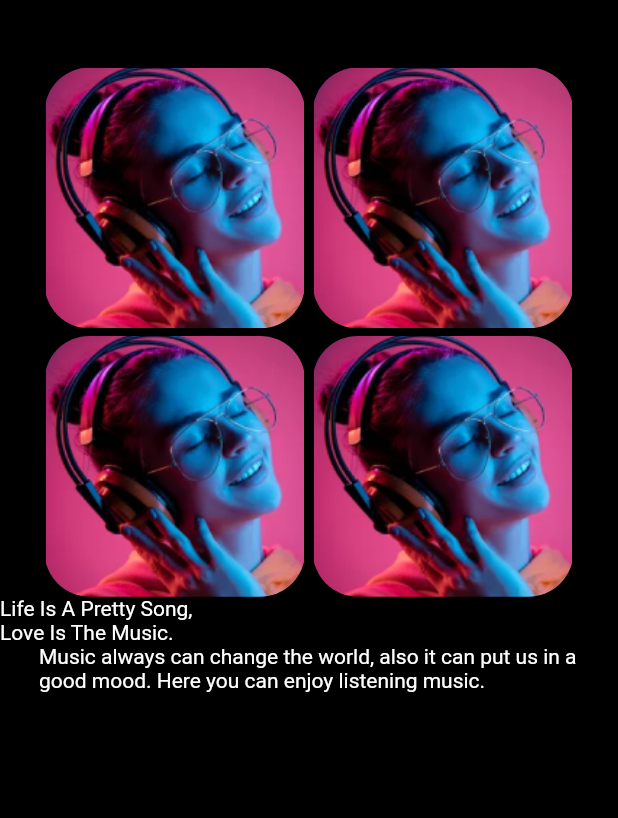
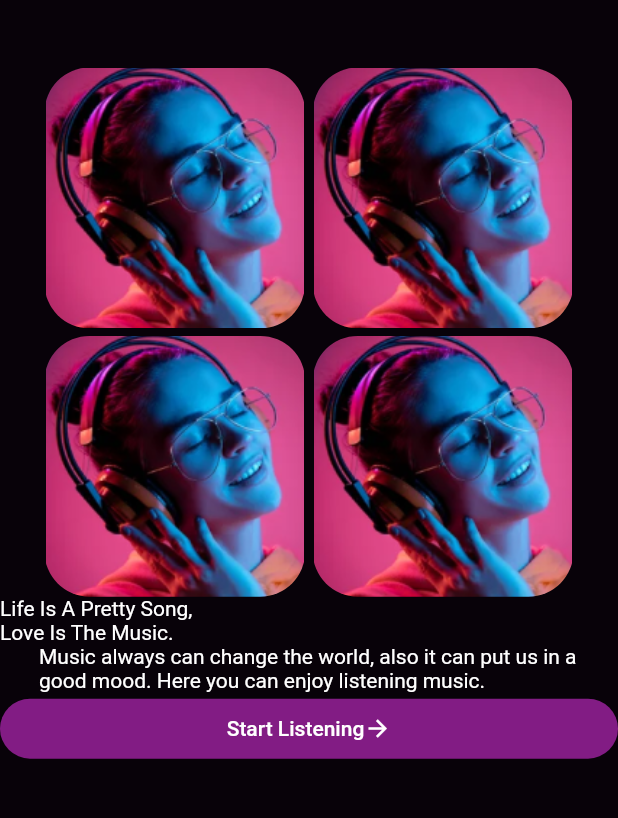
Before and after one commit to Taha-sabiri/musicPlayerFlutterApp, a Flutter app: the screen it shows after launch, on a phone screen of 412 x 824 dp, the part 27-845 px from its top. Run offline on Flutter 3.47's test engine with Material 2 defaults, Android fonts, the phone set to English and light mode, and no system bars; our stand-ins replace flutter_spinkit.

Commit message:
onbording and refactoring

```diff
--- /dev/null
+++ b/lib/color.dart
@@ -0,0 +1,8 @@
+import 'package:flutter/material.dart';
+
+class Mycolor {
+  static const Color primary = Color.fromRGBO(130, 28, 132, 1);
+  static const Color scafoldBg = Color.fromRGBO(8, 2, 9, 1);
+  static const Color headerTextColor = Color.fromRGBO(255, 255, 255, 1);
+  static const Color bodyTextColor = Color.fromRGBO(255, 255, 255, 0.24);
+}
--- a/lib/main.dart
+++ b/lib/main.dart
@@ -1,5 +1,6 @@
 import 'package:flutter/material.dart';
 import 'package:musicplyer/screens/splash_screen.dart';
+import 'package:musicplyer/color.dart';
 
 void main() {
   runApp(const MyApp());
@@ -14,7 +15,9 @@ class MyApp extends StatelessWidget {
     return MaterialApp(
       debugShowCheckedModeBanner: false,
       title: 'Flutter Demo',
-      theme: ThemeData(scaffoldBackgroundColor: Colors.black),
+      theme: ThemeData(
+          scaffoldBackgroundColor: Mycolor.scafoldBg,
+          primaryColor: Mycolor.primary),
       home: const SplashScreen(),
     );
   }
--- a/lib/screens/oneboarding.dart
+++ b/lib/screens/oneboarding.dart
@@ -1,4 +1,5 @@
 import 'package:flutter/material.dart';
+import 'package:musicplyer/color.dart';
 
 class Onboarding extends StatelessWidget {
   const Onboarding({super.key});
@@ -16,7 +17,7 @@ class Onboarding extends StatelessWidget {
               'assets/images/WonPlayer.png',
               width: size.width / 3.82,
             ),
-            SizedBox(
+            const SizedBox(
               height: 45,
             ),
             Row(
@@ -27,10 +28,10 @@ class Onboarding extends StatelessWidget {
                   height: size.width / 2.37,
                   decoration: BoxDecoration(
                       borderRadius: BorderRadius.circular(30),
-                      image: DecorationImage(
+                      image: const DecorationImage(
                           image: AssetImage('assets/images/image 1737.png'))),
                 ),
-                SizedBox(
+                const SizedBox(
                   width: 5,
                 ),
                 Container(
@@ -38,12 +39,12 @@ class Onboarding extends StatelessWidget {
                   height: size.width / 2.37,
                   decoration: BoxDecoration(
                       borderRadius: BorderRadius.circular(30),
-                      image: DecorationImage(
+                      image: const DecorationImage(
                           image: AssetImage('assets/images/image 1737.png'))),
                 )
               ],
             ),
-            SizedBox(
+            const SizedBox(
               height: 5,
             ),
             Row(
@@ -54,10 +55,10 @@ class Onboarding extends StatelessWidget {
                   height: size.width / 2.37,
                   decoration: BoxDecoration(
                       borderRadius: BorderRadius.circular(30),
-                      image: DecorationImage(
+                      image: const DecorationImage(
                           image: AssetImage('assets/images/image 1737.png'))),
                 ),
-                SizedBox(
+                const SizedBox(
                   width: 5,
                 ),
                 Container(
@@ -65,13 +66,13 @@ class Onboarding extends StatelessWidget {
                   height: size.width / 2.37,
                   decoration: BoxDecoration(
                       borderRadius: BorderRadius.circular(30),
-                      image: DecorationImage(
+                      image: const DecorationImage(
                           image: AssetImage('assets/images/image 1737.png'))),
                 )
               ],
             ),
 
-            SizedBox(
+            const SizedBox(
               child: Align(
                 alignment: Alignment.centerLeft,
                 child: Text("Life Is A Pretty Song,\nLove Is The Music.",
@@ -80,7 +81,7 @@ class Onboarding extends StatelessWidget {
                     )),
               ),
             ),
-            SizedBox(
+            const SizedBox(
               width: 360,
               child: Align(
                 alignment: Alignment.centerLeft,
@@ -90,6 +91,14 @@ class Onboarding extends StatelessWidget {
                     style: TextStyle(color: Colors.white)),
               ),
             ),
+            FilledButton(
+              onPressed: () {},
+              style: FilledButton.styleFrom(backgroundColor: Mycolor.primary),
+              child: const Row(
+                mainAxisAlignment: MainAxisAlignment.center,
+                children: [Text("Start Listening"), Icon(Icons.arrow_forward)],
+              ),
+            )
           ]),
         ),
       ),
--- a/lib/screens/splash_screen.dart
+++ b/lib/screens/splash_screen.dart
@@ -1,5 +1,6 @@
 import 'package:flutter/material.dart';
 import 'package:flutter_spinkit/flutter_spinkit.dart';
+import 'package:musicplyer/color.dart';
 import 'package:musicplyer/screens/oneboarding.dart';
 
 class SplashScreen extends StatefulWidget {
@@ -35,7 +36,7 @@ class _SplashScreenState extends State<SplashScreen> {
             height: 5,
           ),
           const SpinKitWave(
-            color: Colors.purple,
+            color: Mycolor.primary,
             size: 20.0,
           )
         ]),
```
